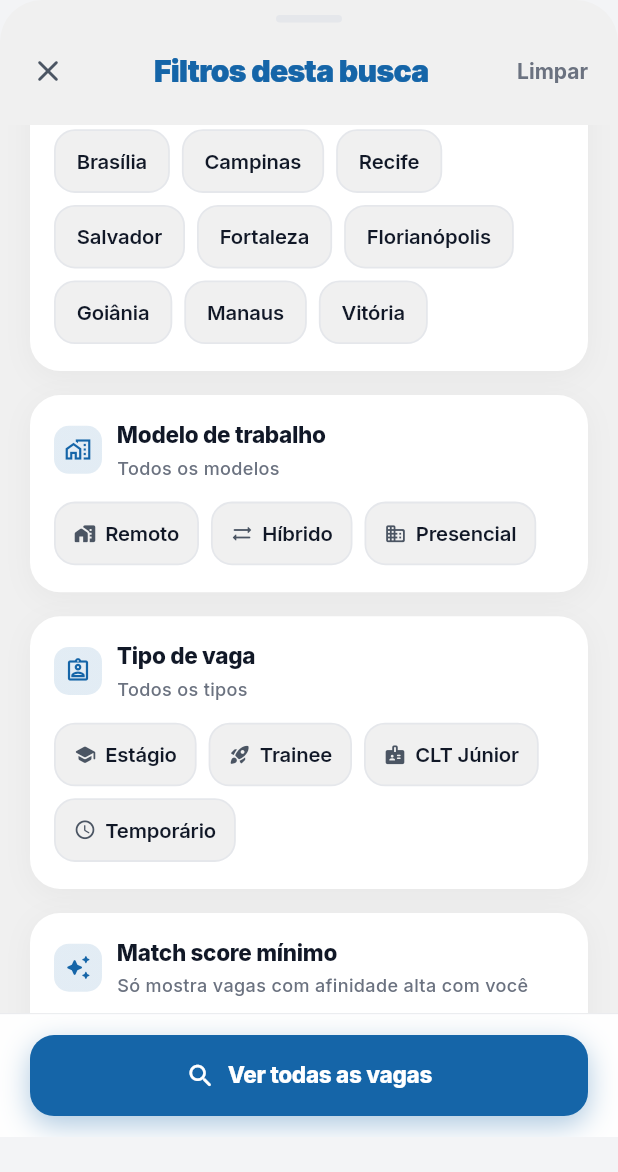
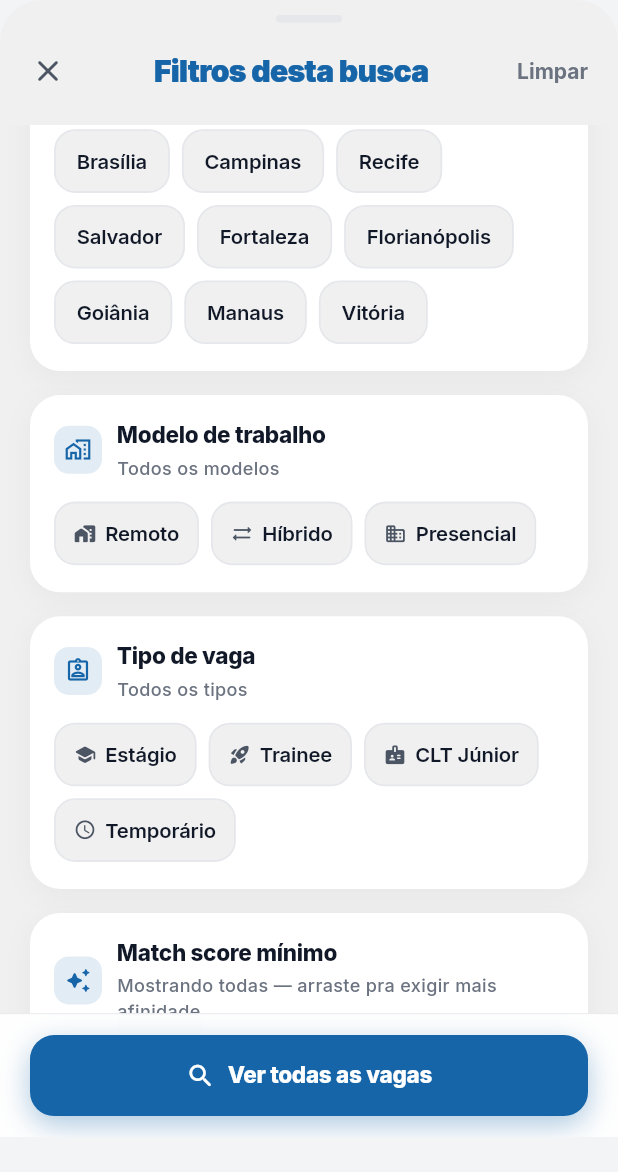
Before and after one commit to ZacLopes/stage, a Flutter app: the JobPreferencesScreen widget shown alone on an empty page, opened directly, scrolled down 576 dp, on a phone screen of 412 x 824 dp. Shown: the top 1172 px of the screen. Run offline on Flutter 3.47's test engine with Material 3 defaults, Android fonts, the phone set to English and light mode, and no system bars; our stand-ins replace cached_network_image, file_picker, flutter_card_swiper, flutter_dotenv, flutter_html, flutter_svg and 11 more; missing offline and left inert: app_tracking_transparency, facebook_app_events, onesignal_flutter, posthog_flutter, syncfusion_flutter_pdf; accounts and stored records are empty.

Commit message:
fix(vagas): controles que mentiam sobre o próprio estado
Desfazer parecia ativo com nada para desfazer: `canUndo` passou a existir
no ViewModel e o botão fica apagado e inerte até haver um swipe na pilha.

Filtros: "Match score mínimo" trazia o subtítulo "Só mostra vagas com
afinidade alta com você" mesmo com o controle em "Qualquer" — descrevia um
filtro que não estava aplicado. Agora a frase acompanha o estado. E a mesma
folha misturava "2/5 selecionadas" com "3 selecionado(s)".

Salvas: "Pendente"/"Pendentes" concordando com o número.

Revisão UX 28/07, achados P3-38, P3-39 e P3-32.

Co-Authored-By: Claude Opus 5 <noreply@anthropic.com>

```diff
--- a/lib/features/jobs/jobs_viewmodel.dart
+++ b/lib/features/jobs/jobs_viewmodel.dart
@@ -200,6 +200,12 @@ class JobsViewModel extends ChangeNotifier {
   // Stack of swiped jobs (mais recente no fim) pra suportar undo
   final List<Job> _undoStack = [];
 
+  /// Há swipe a desfazer? O botão de desfazer do feed ficava com aparência
+  /// ATIVA no primeiro card, quando não há nada a desfazer: tocar não
+  /// produzia nenhuma reação visível e lia-se como botão quebrado.
+  /// Revisão UX 28/07, achado P3-38.
+  bool get canUndo => _undoStack.isNotEmpty;
+
   // Liked jobs (aba "Curtidas") — populado on-demand
   List<LikedJob> _likedJobs = [];
   bool _likedJobsLoading = false;
--- a/lib/features/jobs/screens/job_preferences_screen.dart
+++ b/lib/features/jobs/screens/job_preferences_screen.dart
@@ -266,7 +266,7 @@ class _JobPreferencesScreenState extends State<JobPreferencesScreen>
                   title: 'Modelo de trabalho',
                   subtitle: _selectedWorkModels.isEmpty
                       ? 'Todos os modelos'
-                      : '${_selectedWorkModels.length} selecionado(s)',
+                      : '${_selectedWorkModels.length} ${_selectedWorkModels.length == 1 ? "selecionado" : "selecionados"}',
                   child: _buildPairChips(_workModels, _selectedWorkModels, _toggleWorkModel),
                 ),
                 const SizedBox(height: 16),
@@ -275,7 +275,7 @@ class _JobPreferencesScreenState extends State<JobPreferencesScreen>
                   title: 'Tipo de vaga',
                   subtitle: _selectedJobTypes.isEmpty
                       ? 'Todos os tipos'
-                      : '${_selectedJobTypes.length} selecionado(s)',
+                      : '${_selectedJobTypes.length} ${_selectedJobTypes.length == 1 ? "selecionado" : "selecionados"}',
                   child: _buildPairChips(_jobTypes, _selectedJobTypes, _toggleJobType),
                 ),
                 const SizedBox(height: 16),
@@ -563,11 +563,11 @@ class _JobPreferencesScreenState extends State<JobPreferencesScreen>
                 child: const Icon(Icons.auto_awesome_rounded, size: 18, color: _indigo),
               ),
               const SizedBox(width: 10),
-              const Expanded(
+              Expanded(
                 child: Column(
                   crossAxisAlignment: CrossAxisAlignment.start,
                   children: [
-                    Text(
+                    const Text(
                       'Match score mínimo',
                       style: TextStyle(
                         fontSize: 15,
@@ -576,10 +576,16 @@ class _JobPreferencesScreenState extends State<JobPreferencesScreen>
                         letterSpacing: -0.2,
                       ),
                     ),
-                    SizedBox(height: 2),
+                    const SizedBox(height: 2),
+                    // Descrevia o efeito como se estivesse SEMPRE ligado,
+                    // inclusive com o controle em "Qualquer" — a frase era
+                    // falsa no estado padrão. Agora acompanha o estado.
+                    // Revisão UX 28/07, achado P3-39.
                     Text(
-                      'Só mostra vagas com afinidade alta com você',
-                      style: TextStyle(
+                      hasValue
+                          ? 'Escondendo vagas abaixo de $_minMatchScore%'
+                          : 'Mostrando todas — arraste pra exigir mais afinidade',
+                      style: const TextStyle(
                         fontSize: 12,
                         color: _textMuted,
                         fontWeight: FontWeight.w500,
--- a/lib/features/jobs/screens/liked_jobs_screen.dart
+++ b/lib/features/jobs/screens/liked_jobs_screen.dart
@@ -927,7 +927,8 @@ class _Header extends StatelessWidget {
           ),
           if (liked > 0)
             _StatChip(
-              label: 'Pendentes',
+              // Concordância: "1 Pendentes" aparecia sempre que restava uma.
+              label: (liked - applied) == 1 ? 'Pendente' : 'Pendentes',
               value: '${liked - applied}',
               color: AppColors.brandBlue,
             ),
```
Also changed, not shown: lib/features/jobs/screens/jobs_swipe_screen.dart (+11 -2 lines).
